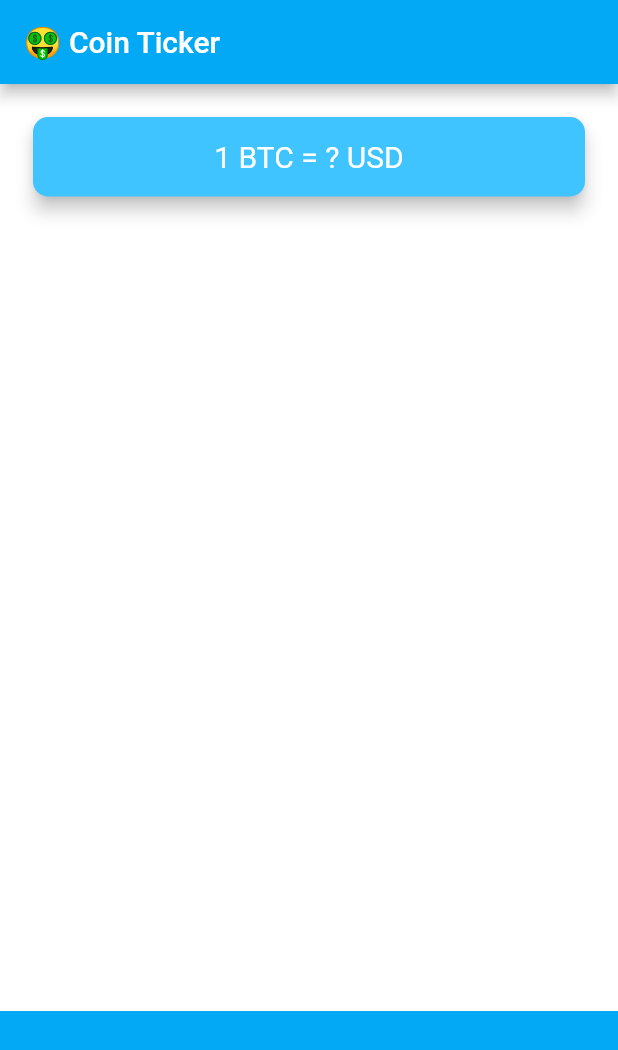
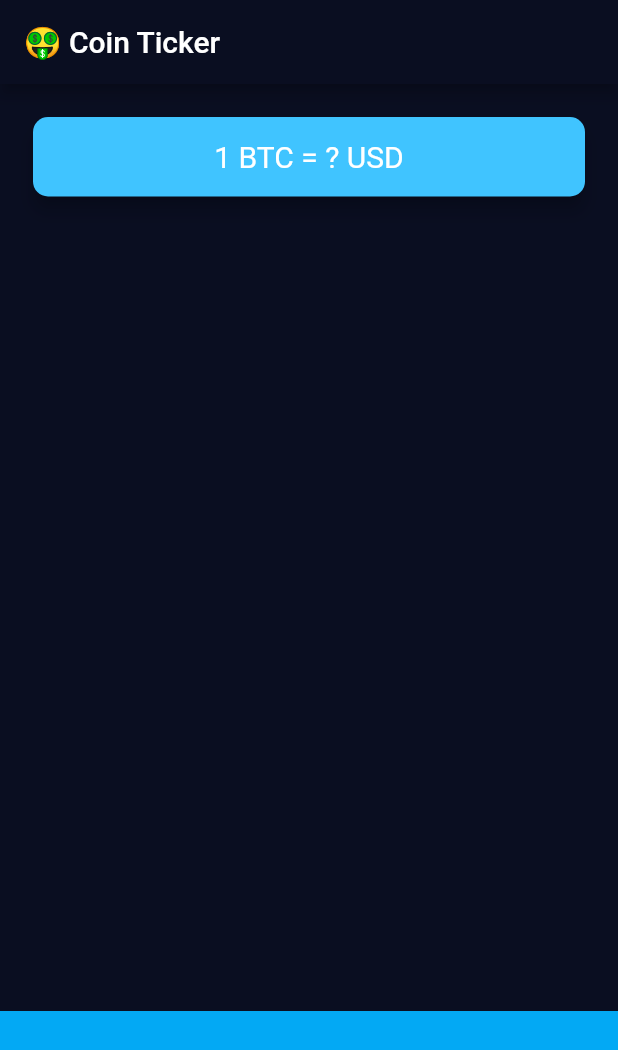
Before and after one commit to londonappbrewery/bitcoin-ticker-flutter, a Flutter app: the screen it shows after launch, on a phone screen of 412 x 824 dp. Shown: the top 1050 px of the screen. Run offline on Flutter 3.47's test engine with Material 2 defaults, Android fonts, the phone set to English and light mode, and no system bars.

Commit message:
Corrected main activity.java

```diff
--- a/lib/main.dart
+++ b/lib/main.dart
@@ -8,9 +8,13 @@ class MyApp extends StatelessWidget {
   Widget build(BuildContext context) {
     return MaterialApp(
       theme: ThemeData.dark().copyWith(
-          primaryColor: Colors.lightBlue,
-          scaffoldBackgroundColor: Colors.white),
+        primaryColor: Color(0xFF0A0E21),
+        scaffoldBackgroundColor: Color(0xFF0A0E21),
+      ),
       home: PriceScreen(),
     );
   }
 }
+
+//Color(0xFF111328);
+//Color(0xFF1D1E33);
```
Also changed, not shown: 1 other file.
